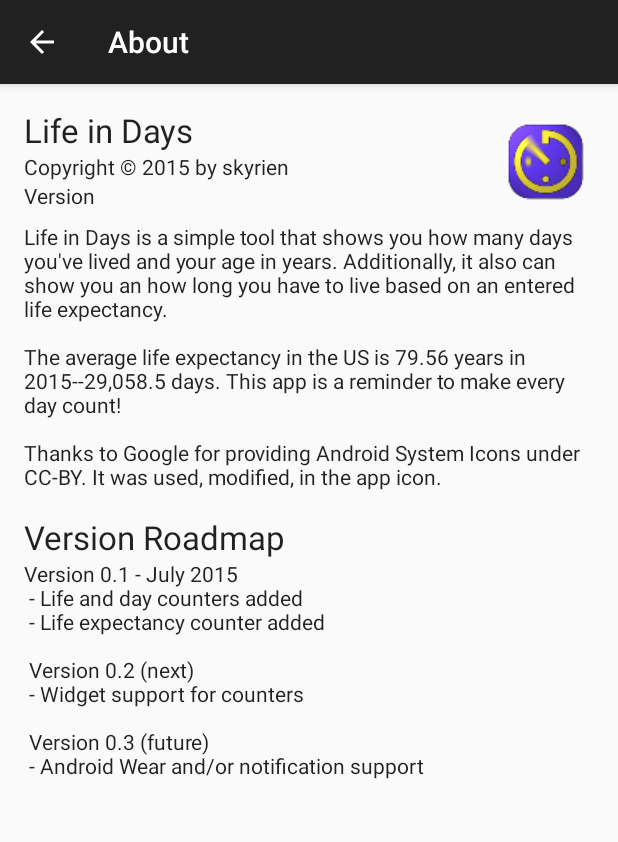
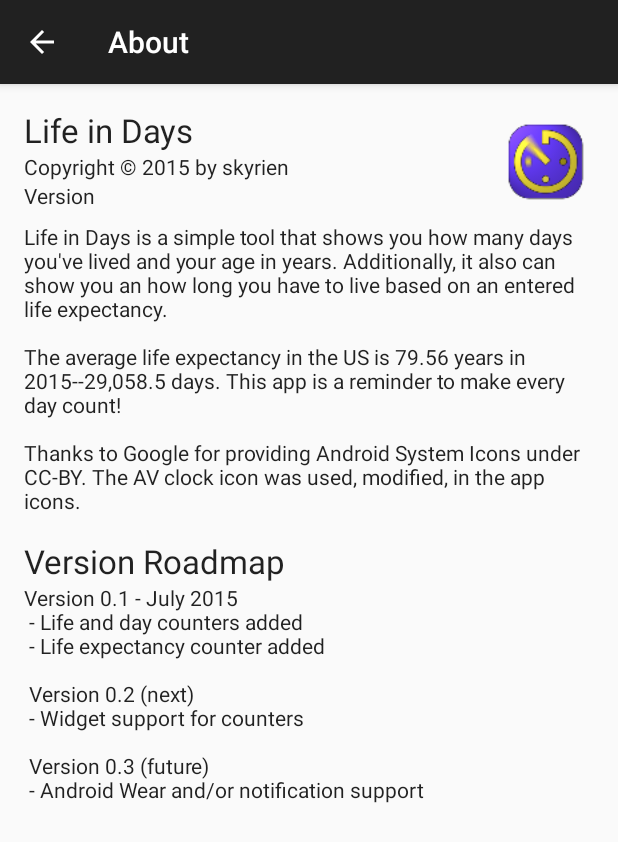
Before and after one commit to skyrien/lifeindays, an Android app: the AboutActivity screen opened directly, with no data from a screen before it, on a phone screen of 412 x 824 dp. Shown: the top 842 px of the screen. Run offline under Robolectric (Android 15) with nearby library versions, the light colour scheme and no system bars.

Commit message:
-Released version 0.1

```diff
--- a/app/src/main/res/layout/activity_main.xml
+++ b/app/src/main/res/layout/activity_main.xml
@@ -64,8 +64,7 @@
         android:layout_below="@id/textviewYouAre"
         android:textSize="48dp"
         android:typeface="monospace"
-        android:layout_centerHorizontal="true"
-        android:textStyle="bold" />
+        android:layout_centerHorizontal="true" />
 
     <TextView
         android:id="@+id/textviewYearsOld"
@@ -94,7 +93,8 @@
         android:layout_below="@id/textviewTodayIs"
         android:layout_centerHorizontal="true"
         android:textSize="72dp"
-        android:textStyle="bold" />
+
+        />
 
     <TextView
         android:id="@+id/textviewInLife"
--- a/app/src/main/res/menu/menu_main.xml
+++ b/app/src/main/res/menu/menu_main.xml
@@ -1,24 +1,27 @@
 <menu xmlns:android="http://schemas.android.com/apk/res/android"
     xmlns:app="http://schemas.android.com/apk/res-auto"
     xmlns:tools="http://schemas.android.com/tools" tools:context=".MainActivity">
-    <item
-        android:id="@+id/action_birthday"
-        android:title="@string/action_birthday"
-        android:orderInCategory="100"
-        app:showAsAction="never" />
-
 
     <item
         android:id="@+id/action_toggleMode"
         android:title="@string/action_toggleMode"
         android:orderInCategory="100"
-        app:showAsAction="never" />
+        android:icon="@mipmap/ic_swaparrows"
+        app:showAsAction="ifRoom" />
+
+    <item
+        android:id="@+id/action_birthday"
+        android:title="@string/action_birthday"
+        android:orderInCategory="100"
+        android:icon="@mipmap/ic_today"
+        app:showAsAction="ifRoom" />
 
     <item
         android:id="@+id/action_about"
         android:title="@string/action_about"
         android:orderInCategory="100"
-        app:showAsAction="never" />
+        android:icon="@mipmap/ic_info"
+        app:showAsAction="ifRoom" />
 
 
 </menu>
--- a/app/src/main/res/values/strings.xml
+++ b/app/src/main/res/values/strings.xml
@@ -1,7 +1,7 @@
 <resources>
     <string name="app_name">Life in Days</string>
-    <string name="textviewIntro">Enter your birthday to count each day of your life. Make
-                                 every one count!</string>
+    <string name="textviewIntro">Enter your birthday to count the days of your life. Make
+                                 each one count!</string>
     <string name="about_app_name">About</string>
     <string name="action_birthday">Change birthday</string>
     <string name="pick_date">What\'s your birthday?</string>
@@ -29,7 +29,7 @@
     <string name="textviewDescription">Life in Days is a simple tool that shows you how many days you\'ve lived and your age in years. Additionally, it also can show you an how long you have to live based on an entered life expectancy.
         \n\nThe average life expectancy in the US is 79.56 years in 2015--29,058.5 days. This app is a reminder to make every day count!
         \n\nThanks to Google for providing Android System Icons under
-    CC-BY. It was used, modified, in the app icon.</string>
+    CC-BY. The AV clock icon was used, modified, in the app icons.</string>
 
     <string name="textviewReleaseNotesTitle">Version Roadmap</string>
     <string name="textviewReleaseNotesText">Version 0.1 - July 2015\n - Life and day counters added
--- a/app/src/main/res/values/styles.xml
+++ b/app/src/main/res/values/styles.xml
@@ -1,6 +1,7 @@
 <resources>
 
     <!-- Base application theme. -->
+
     <style name="AppTheme" parent="Theme.AppCompat.Light.DarkActionBar">
         <!-- Customize your theme here. -->
     </style>
```
Also changed, not shown: app/src/main/java/com/skyrien/lifeindays/MainActivity.java (+29 -13 lines), app/src/main/ic_birthday-web.png (added), app/src/main/ic_info-web.png (added), app/src/main/ic_today-web.png (added), app/src/main/res/mipmap-hdpi/ic_info.png (added), app/src/main/res/mipmap-hdpi/ic_today.png (added), app/src/main/res/mipmap-mdpi/ic_info.png (added), app/src/main/res/mipmap-mdpi/ic_today.png (added), app/src/main/res/mipmap-xhdpi/ic_info.png (added), app/src/main/res/mipmap-xhdpi/ic_today.png (added), app/src/main/res/mipmap-xxhdpi/ic_info.png (added), app/src/main/res/mipmap-xxhdpi/ic_today.png (added), app/src/main/res/mipmap-xxxhdpi/ic_info.png (added), app/src/main/res/mipmap-xxxhdpi/ic_today.png (added).
